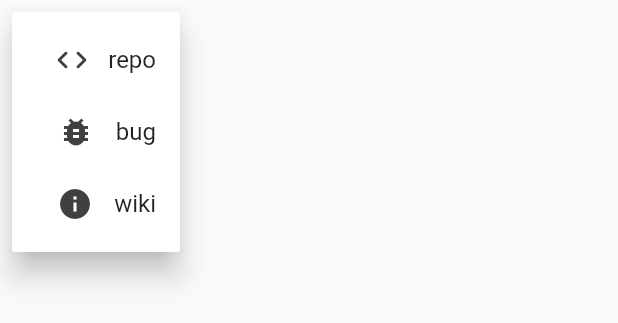
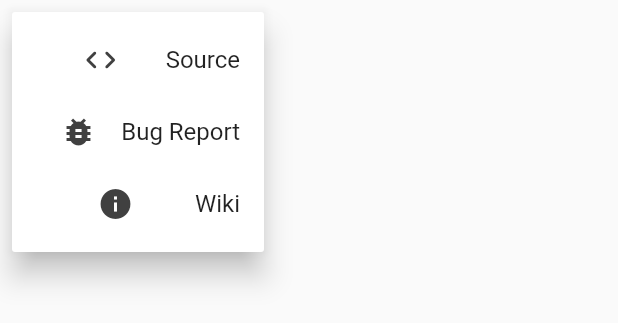
Before and after one commit to VTIvanov20/remote, a Flutter app: the CustomPopupMenuButton widget shown alone on an empty page, opened directly, after a tap on the "more vert" icon, on a phone screen of 412 x 824 dp. Shown: the top 323 px of the screen. Run offline on Flutter 3.47's test engine with Material 2 defaults, Android fonts, the phone set to English and light mode, and no system bars.

Commit message:
Clean up code elements

```diff
--- a/app/lib/views/landscape.dart
+++ b/app/lib/views/landscape.dart
@@ -1,6 +1,5 @@
 import 'package:flutter/material.dart';
 import 'package:movie_app/widgets/track_pad_wrapper.dart';
-import 'package:movie_app/widgets/options.dart';
 import 'package:movie_app/widgets/button_layout.dart';
 import 'package:movie_app/widgets/popup.dart';
 import 'dart:io';
@@ -40,7 +39,7 @@ class _LandscapeViewState extends State<LandscapeView> {
               },
             ),
         ),
-        const OptionBar(),
+        // const OptionBar(),
         Row(
           children: [
             const Expanded(child: ButtonLayout()),
--- a/app/lib/widgets/components/buttons_landscape.dart
+++ b/app/lib/widgets/components/buttons_landscape.dart
@@ -55,10 +55,9 @@ class LandscapeButtons extends StatelessWidget {
                             print("up, current z: $zPosition");
                           } else {
                             print("Can't go higher than 180");
-                          }
-                        },
-                        top: 5,
+                          }                        },
                         left: 5,
+                        top: 5, // Or you can use bottom: 5,
                       ),
                       ZButton(
                         icon: Icons.arrow_drop_down_outlined,
--- a/app/lib/widgets/components/z_button.dart
+++ b/app/lib/widgets/components/z_button.dart
@@ -8,13 +8,13 @@ class ZButton extends StatelessWidget {
   final double? top;
   final double? bottom;
 
-  const ZButton({
+  const ZButton({super.key,
     required this.icon,
     required this.tooltip,
     required this.onPressed,
     required this.left,
     this.top,
-    this.bottom
+    this.bottom,
   });
 
   @override
@@ -23,6 +23,7 @@ class ZButton extends StatelessWidget {
       top: top,
       bottom: bottom,
       left: left,
+      child: Center(
         child: IconButton(
           color: Colors.greenAccent,
           highlightColor: Colors.amberAccent,
@@ -30,6 +31,7 @@ class ZButton extends StatelessWidget {
           tooltip: tooltip,
           onPressed: onPressed,
         ),
+      ),
     );
   }
 }
--- a/app/lib/widgets/popup.dart
+++ b/app/lib/widgets/popup.dart
@@ -3,15 +3,13 @@ import 'package:movie_app/widgets/components/link_button.dart';
 import 'package:url_launcher/url_launcher.dart';
 
 final Uri _repoUrl = Uri.parse('https://github.com/VTIvanov20/flutter-app');
-final Uri _bugUrl =
-    Uri.parse('https://github.com/VTIvanov20/flutter-app/issues');
-final Uri _wikiUrl =
-    Uri.parse('https://github.com/VTIvanov20/flutter-app/wiki');
+final Uri _bugUrl  = Uri.parse('https://github.com/VTIvanov20/flutter-app/issues');
+final Uri _wikiUrl = Uri.parse('https://github.com/VTIvanov20/flutter-app/wiki');
 
 class CustomPopupMenuButton extends StatelessWidget {
   final Function(String) onItemSelected;
 
-  CustomPopupMenuButton({required this.onItemSelected});
+  const CustomPopupMenuButton({super.key, required this.onItemSelected});
 
   @override
   Widget build(BuildContext context) {
@@ -25,19 +23,19 @@ class CustomPopupMenuButton extends StatelessWidget {
       },
       itemBuilder: (BuildContext context) => <PopupMenuEntry<String>>[
         _buildPopupMenuItem(
-          value: 'item1',
+          value: 'Repo Button',
           icon: Icons.code_rounded,
-          text: 'repo',
+          text: 'Source',
         ),
         _buildPopupMenuItem(
-          value: 'item2',
+          value: 'Bug Report Button',
           icon: Icons.bug_report,
-          text: 'bug',
+          text: 'Bug Report',
         ),
         _buildPopupMenuItem(
-          value: 'item3',
+          value: 'Wiki Button',
           icon: Icons.info,
-          text: 'wiki',
+          text: 'Wiki',
         ),
       ],
     );
@@ -56,15 +54,15 @@ class CustomPopupMenuButton extends StatelessWidget {
             icon: icon,
             onPressed: () {
               switch (text){
-                case "repo": {
+                case "Source": {
                   _launchRepoUrl();
                 }
                 break;
-                case "bug": {
+                case "Bug Report": {
                   _launchBugUrl();
                 }
                 break;
-                case "wiki": {
+                case "Wiki": {
                   _launchWikiUrl();
                 }
                 break;
```
Lines whose indentation alone changed are shown as unchanged.
